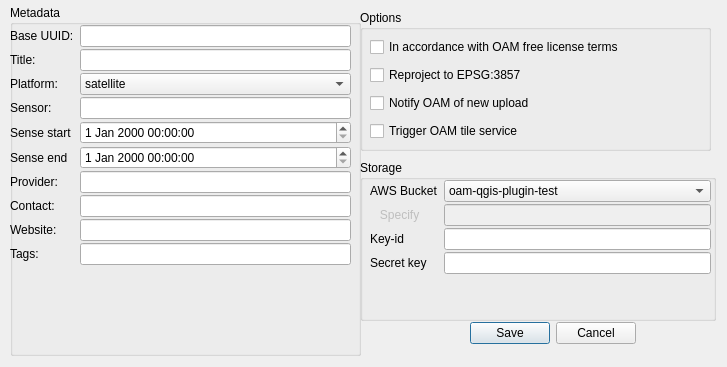
First picture: the form in OpenAerialMap/gui/ui/setting_dialog.ui, repository hotosm/oam-qgis-plugin, before the edit.
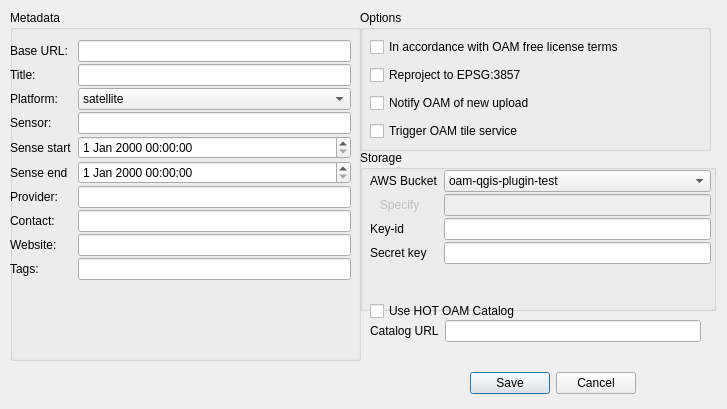
Second picture: the form after the edit.

Commit message: 1.modified GUI 2.made user-defined catalog url possible

```diff
--- a/OpenAerialMap/gui/ui/setting_dialog.ui
+++ b/OpenAerialMap/gui/ui/setting_dialog.ui
@@ -7,7 +7,7 @@
     <x>0</x>
     <y>0</y>
     <width>727</width>
-    <height>367</height>
+    <height>409</height>
    </rect>
   </property>
   <property name="windowTitle">
@@ -17,7 +17,7 @@
    <property name="geometry">
     <rect>
      <x>460</x>
-     <y>320</y>
+     <y>370</y>
      <width>176</width>
      <height>27</height>
     </rect>
@@ -33,7 +33,7 @@
    <property name="geometry">
     <rect>
      <x>10</x>
-     <y>5</y>
+     <y>10</y>
      <width>351</width>
      <height>351</height>
     </rect>
@@ -45,7 +45,7 @@
     <property name="geometry">
      <rect>
       <x>0</x>
-      <y>20</y>
+      <y>30</y>
       <width>341</width>
       <height>319</height>
      </rect>
@@ -179,7 +179,7 @@
      <item row="0" column="0">
       <widget class="QLabel" name="base_uuid_label">
        <property name="text">
-        <string>Base UUID:</string>
+        <string>Base URL:</string>
        </property>
       </widget>
      </item>
@@ -274,7 +274,7 @@
    <property name="geometry">
     <rect>
      <x>360</x>
-     <y>160</y>
+     <y>150</y>
      <width>356</width>
      <height>161</height>
     </rect>
@@ -385,6 +385,44 @@
     </layout>
    </widget>
   </widget>
+  <widget class="QWidget" name="formLayoutWidget_3">
+   <property name="geometry">
+    <rect>
+     <x>370</x>
+     <y>320</y>
+     <width>331</width>
+     <height>41</height>
+    </rect>
+   </property>
+   <layout class="QFormLayout" name="formLayout">
+    <property name="fieldGrowthPolicy">
+     <enum>QFormLayout::AllNonFixedFieldsGrow</enum>
+    </property>
+    <item row="0" column="0">
+     <widget class="QLabel" name="catalog_url_label">
+      <property name="text">
+       <string>Catalog URL</string>
+      </property>
+     </widget>
+    </item>
+    <item row="0" column="1">
+     <widget class="QLineEdit" name="catalog_url_edit"/>
+    </item>
+   </layout>
+  </widget>
+  <widget class="QCheckBox" name="hot_oam_catalog_check_box">
+   <property name="geometry">
+    <rect>
+     <x>370</x>
+     <y>300</y>
+     <width>161</width>
+     <height>22</height>
+    </rect>
+   </property>
+   <property name="text">
+    <string>Use HOT OAM Catalog</string>
+   </property>
+  </widget>
  </widget>
  <resources/>
  <connections>
```
The commit also changes 5 other files.
